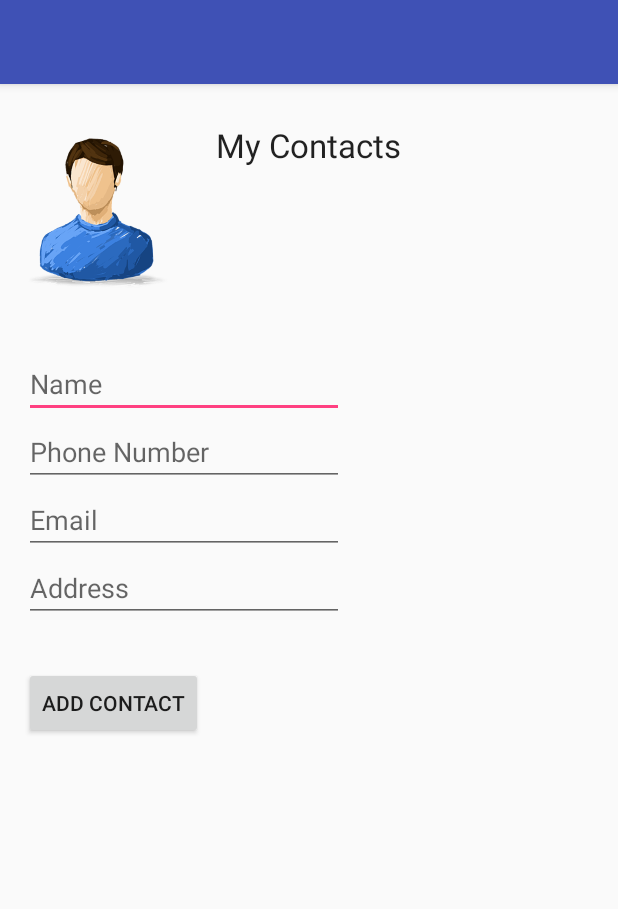
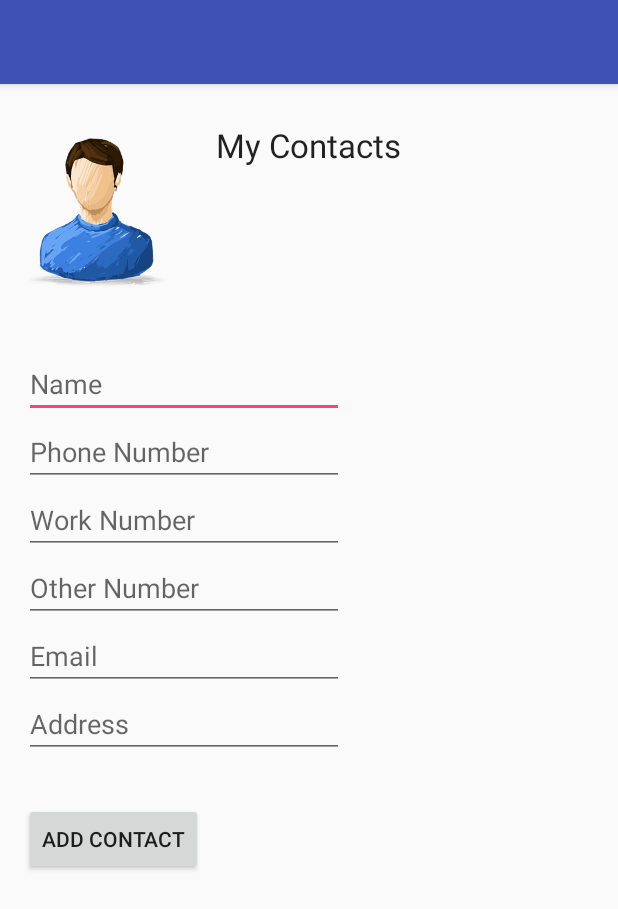
Before and after one commit to gxsingh/ContactManager, an Android app: the screen it shows after launch (MainActivity), on a phone screen of 412 x 824 dp. Shown: the top 909 px of the screen. Run offline under Robolectric (Android 15) with nearby library versions, the phone set to English and light mode, and no system bars.

Commit message:
edit and avatar changes

```diff
--- a/app/src/main/AndroidManifest.xml
+++ b/app/src/main/AndroidManifest.xml
@@ -1,6 +1,8 @@
 <?xml version="1.0" encoding="utf-8"?>
 <manifest xmlns:android="http://schemas.android.com/apk/res/android"
     package="com.example.saber.contactmanager" >
+
+
 
     <application
         android:allowBackup="true"
@@ -19,5 +21,5 @@
             </intent-filter>
         </activity>
     </application>
-
+    <uses-permission android:name="android.permission.CALL_PHONE"></uses-permission>
 </manifest>
--- a/app/src/main/java/com/example/saber/contactmanager/Database.java
+++ b/app/src/main/java/com/example/saber/contactmanager/Database.java
@@ -6,6 +6,7 @@ import android.database.Cursor;
 import android.database.sqlite.SQLiteDatabase;
 import android.database.sqlite.SQLiteOpenHelper;
 import android.net.Uri;
+import android.util.Log;
 
 import java.util.ArrayList;
 import java.util.List;
@@ -17,11 +18,13 @@ public class Database extends SQLiteOpenHelper {
 
     private static final int DB_VER = 1;
 
-    private static final String DB_NAME = "ContactManager",
+    private static final String DB_NAME = "ContactManagerr",
     TABLE_CONTACT ="contacts",
     KEYID = "id",
     KEYNAME ="name",
     KEYPHONE = "phone",
+            KEYWPHONE = "wphone",
+            KEYOPHONE = "ophone",
     KEYEMAIL = "email",
     KEYADDRESS = "address",
     KEYIMGURI = "imgURI";
@@ -34,7 +37,7 @@ public class Database extends SQLiteOpenHelper {
 
     @Override
     public void onCreate(SQLiteDatabase db) {
-        db.execSQL("CREATE TABLE " + TABLE_CONTACT + "(" + KEYID + " INTEGER PRIMARY KEY AUTOINCREMENT," + KEYNAME + " TEXT," + KEYPHONE + " TEXT," + KEYEMAIL + " TEXT," + KEYADDRESS + " TEXT," + KEYIMGURI + " TEXT)");
+        db.execSQL("CREATE TABLE " + TABLE_CONTACT + "(" + KEYID + " INTEGER PRIMARY KEY AUTOINCREMENT," + KEYNAME + " TEXT," + KEYPHONE + " TEXT," + KEYWPHONE + " TEXT,"+ KEYOPHONE + " TEXT,"+ KEYEMAIL + " TEXT," + KEYADDRESS + " TEXT," + KEYIMGURI + " TEXT)");
     }
 
     @Override
@@ -51,17 +54,15 @@ public class Database extends SQLiteOpenHelper {
 
         values.put(KEYNAME, contact.getName());
         values.put(KEYPHONE, contact.getPhone());
+        values.put(KEYWPHONE, contact.getWPhone());
+        values.put(KEYOPHONE, contact.getOPhone());
         values.put(KEYEMAIL, contact.getEmail());
         values.put(KEYADDRESS, contact.getAddress());
-        //values.put(KEYIMGURI, contact.getURIimg().toString());
-        if (contact.getURIimg() == null)
-        {
-        values.put(KEYIMGURI, ("android.resource://com.example.saber.contactmanager/res/layout/drawable/user.png" ));
-        }
-        else {
-            values.put(KEYIMGURI, "null");
-        }
+        //Log.d("Image", contact.getURIimg().toString());
+        values.put(KEYIMGURI,"android.resource://com.example.saber.contactmanager/drawable/user");
+      //  values.put(KEYIMGURI, contact.getURIimg().toString());
 
+        //values.put(KEYIMGURI, "null");
 
         db.insert(TABLE_CONTACT, null, values);
         db.close();
@@ -70,12 +71,12 @@ public class Database extends SQLiteOpenHelper {
     public Contact getContact(int id) {
         SQLiteDatabase db = getReadableDatabase();
 
-        Cursor cursor = db.query(TABLE_CONTACT, new String[] { KEYID, KEYNAME, KEYPHONE, KEYEMAIL, KEYADDRESS, KEYIMGURI }, KEYID + "=?", new String[] { String.valueOf(id) }, null, null, null, null );
+        Cursor cursor = db.query(TABLE_CONTACT, new String[] { KEYID, KEYNAME, KEYPHONE,KEYWPHONE,KEYOPHONE, KEYEMAIL, KEYADDRESS, KEYIMGURI }, KEYID + "=?", new String[] { String.valueOf(id) }, null, null, null, null );
 
         if (cursor != null)
             cursor.moveToFirst();
 
-        Contact contact = new Contact(Integer.parseInt(cursor.getString(0)), cursor.getString(1), cursor.getString(2), cursor.getString(3), cursor.getString(4), Uri.parse(cursor.getString(5)));
+        Contact contact = new Contact(Integer.parseInt(cursor.getString(0)), cursor.getString(1), cursor.getString(2),cursor.getString(3),cursor.getString(4), cursor.getString(5), cursor.getString(6), Uri.parse(cursor.getString(7)));
         db.close();
         cursor.close();
         return contact;
@@ -83,6 +84,7 @@ public class Database extends SQLiteOpenHelper {
 
     public void deleteContact(Contact contact) {
         SQLiteDatabase db = getWritableDatabase();
+       // db.delete(TABLE_CONTACT, KEYID + "=?", new String[] { String.valueOf(contact.getID()) });
         db.delete(TABLE_CONTACT, KEYID + "=?", new String[] { String.valueOf(contact.getID()) });
         db.close();
     }
@@ -104,9 +106,14 @@ public class Database extends SQLiteOpenHelper {
 
         values.put(KEYNAME, contact.getName());
         values.put(KEYPHONE, contact.getPhone());
+        values.put(KEYWPHONE, contact.getWPhone());
+        values.put(KEYOPHONE, contact.getOPhone());
         values.put(KEYEMAIL, contact.getEmail());
         values.put(KEYADDRESS, contact.getAddress());
-        values.put(KEYIMGURI, contact.getURIimg().toString());
+        //Log.d("Image", contact.getURIimg().toString());
+        values.put(KEYIMGURI,"android.resource://com.example.saber.contactmanager/drawable/user");
+      // values.put(KEYIMGURI, contact.getURIimg().toString());
+        //values.put(KEYIMGURI, "null");
 
         int rowsAffected = db.update(TABLE_CONTACT, values, KEYID + "=?", new String[] { String.valueOf(contact.getID()) });
         db.close();
@@ -122,7 +129,7 @@ public class Database extends SQLiteOpenHelper {
 
         if (cursor.moveToFirst()) {
             do {
-                contacts.add(new Contact(Integer.parseInt(cursor.getString(0)), cursor.getString(1), cursor.getString(2), cursor.getString(3), cursor.getString(4), Uri.parse(cursor.getString(5))));
+                contacts.add(new Contact(Integer.parseInt(cursor.getString(0)), cursor.getString(1),cursor.getString(2),cursor.getString(3), cursor.getString(4), cursor.getString(5), cursor.getString(6), Uri.parse(cursor.getString(7))));
             }
             while (cursor.moveToNext());
         }
--- a/app/src/main/res/layout/content_main.xml
+++ b/app/src/main/res/layout/content_main.xml
@@ -31,7 +31,10 @@
                 android:id="@android:id/tabcontent"
                 android:layout_width="match_parent"
                 android:layout_height="match_parent">
-
+            <ScrollView
+                android:layout_width="match_parent"
+                android:layout_height="match_parent"
+                android:id="@+id/scrollView" >
                 <LinearLayout
                     android:id="@+id/creatorTab"
                     android:layout_width="match_parent"
@@ -45,6 +48,10 @@
                         android:layout_marginTop="20dp"
                         android:src="@drawable/user"
                         android:clickable="true" />
+
+
+
+
 
                     <EditText
                         android:layout_width="wrap_content"
@@ -67,6 +74,28 @@
                         android:ems="10"
                         android:id="@+id/contactNumber"
                         android:hint="Phone Number"
+                        android:layout_below="@+id/contactName"
+                        android:layout_alignParentLeft="true"
+                        android:layout_alignParentStart="true" />
+
+                    <EditText
+                        android:layout_width="wrap_content"
+                        android:layout_height="wrap_content"
+                        android:inputType="phone"
+                        android:ems="10"
+                        android:id="@+id/wPhone"
+                        android:hint="Work Number"
+                        android:layout_below="@+id/contactName"
+                        android:layout_alignParentLeft="true"
+                        android:layout_alignParentStart="true" />
+
+                    <EditText
+                        android:layout_width="wrap_content"
+                        android:layout_height="wrap_content"
+                        android:inputType="phone"
+                        android:ems="10"
+                        android:id="@+id/oPhone"
+                        android:hint="Other Number"
                         android:layout_below="@+id/contactName"
                         android:layout_alignParentLeft="true"
                         android:layout_alignParentStart="true" />
@@ -100,8 +129,9 @@
                         android:layout_below="@+id/cEmail"
                         android:layout_centerHorizontal="true"
                         android:layout_marginTop="30dp" />
+
                 </LinearLayout>
-
+            </ScrollView>
                 <LinearLayout
                     android:id="@+id/tabcontactList"
                     android:layout_width="fill_parent"
```
Also changed, not shown: app/src/main/java/com/example/saber/contactmanager/Contact.java (+41 -1 lines), app/src/main/java/com/example/saber/contactmanager/MainActivity.java (+99 -24 lines), app/src/main/res/layout/listview_item.xml (+24 -3 lines), 1 other file.
